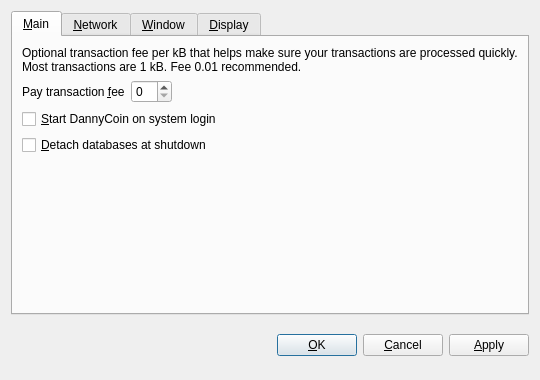
This is src/qt/forms/optionsdialog.ui in thaReal/DannyCoin as Qt 5 draws it before an edit. The edited form follows.
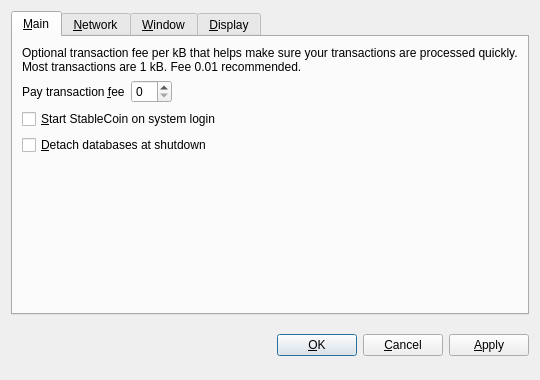
This is the edited form. The open tabs and pages were chosen to show the change. Custom widgets are drawn as their Qt base class.

Commit message: Fresh start, using StableCoin source as reference

```diff
--- a/src/qt/forms/optionsdialog.ui
+++ b/src/qt/forms/optionsdialog.ui
@@ -82,7 +82,7 @@
           <string>Automatically start DannyCoin after logging in to the system.</string>
          </property>
          <property name="text">
-          <string>&amp;Start DannyCoin on system login</string>
+          <string>&amp;Start StableCoin on system login</string>
          </property>
         </widget>
        </item>
```
Left out of the diff: 10 changed lines with no effect on the pictures. The commit also changes 136 other files.
